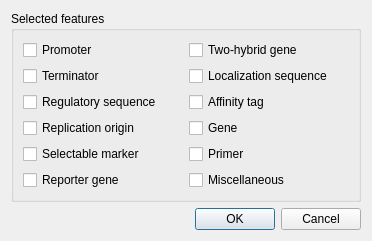
Old version of the form src/plugins/annotator/src/CustomAutoAnnotationDialog.ui in the repository ugeneunipro/ugene.
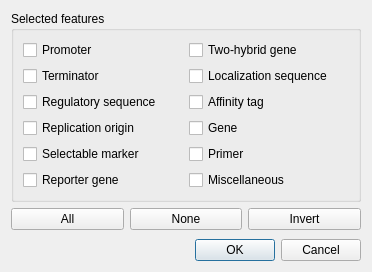
New version of the form.

Commit message: UGENE-8037 Add Select all, Unselect all and Invert selection buttons

The edit to the form file:
```diff
--- a/src/plugins/annotator/src/CustomAutoAnnotationDialog.ui
+++ b/src/plugins/annotator/src/CustomAutoAnnotationDialog.ui
@@ -7,7 +7,7 @@
     <x>0</x>
     <y>0</y>
     <width>372</width>
-    <height>240</height>
+    <height>272</height>
    </rect>
   </property>
   <property name="windowTitle">
@@ -107,6 +107,31 @@
      </layout>
     </widget>
    </item>
+   <item>
+    <layout class="QHBoxLayout" name="horizontalLayout">
+     <item>
+      <widget class="QPushButton" name="pbAll">
+       <property name="text">
+        <string>All</string>
+       </property>
+      </widget>
+     </item>
+     <item>
+      <widget class="QPushButton" name="pbNone">
+       <property name="text">
+        <string>None</string>
+       </property>
+      </widget>
+     </item>
+     <item>
+      <widget class="QPushButton" name="pbInvert">
+       <property name="text">
+        <string>Invert</string>
+       </property>
+      </widget>
+     </item>
+    </layout>
+   </item>
    <item>
     <spacer name="verticalSpacer">
      <property name="orientation">
```
The commit also changes 7 other files.
